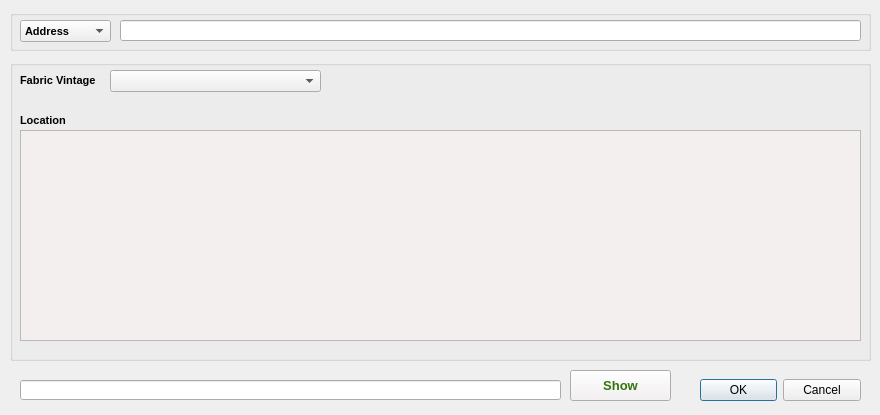
Before: the Qt Designer form addresssearch_dialog_base.ui in costquestassociates/cqafabric_QGIS, drawn with Qt 5.
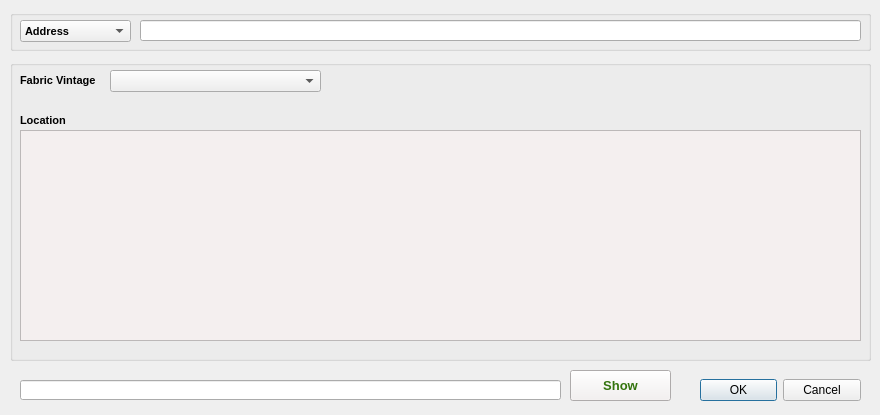
After: the same form once the commit is applied. Icons and pictures are not drawn.

```diff
--- a/addresssearch_dialog_base.ui
+++ b/addresssearch_dialog_base.ui
@@ -62,7 +62,7 @@
      <rect>
       <x>10</x>
       <y>10</y>
-      <width>91</width>
+      <width>111</width>
       <height>22</height>
      </rect>
     </property>
@@ -87,9 +87,9 @@
    <widget class="QLineEdit" name="infoBox_input">
     <property name="geometry">
      <rect>
-      <x>110</x>
+      <x>130</x>
       <y>10</y>
-      <width>741</width>
+      <width>721</width>
       <height>21</height>
      </rect>
     </property>
```
Left out of the diff: 2 changed lines with no effect on the pictures.
